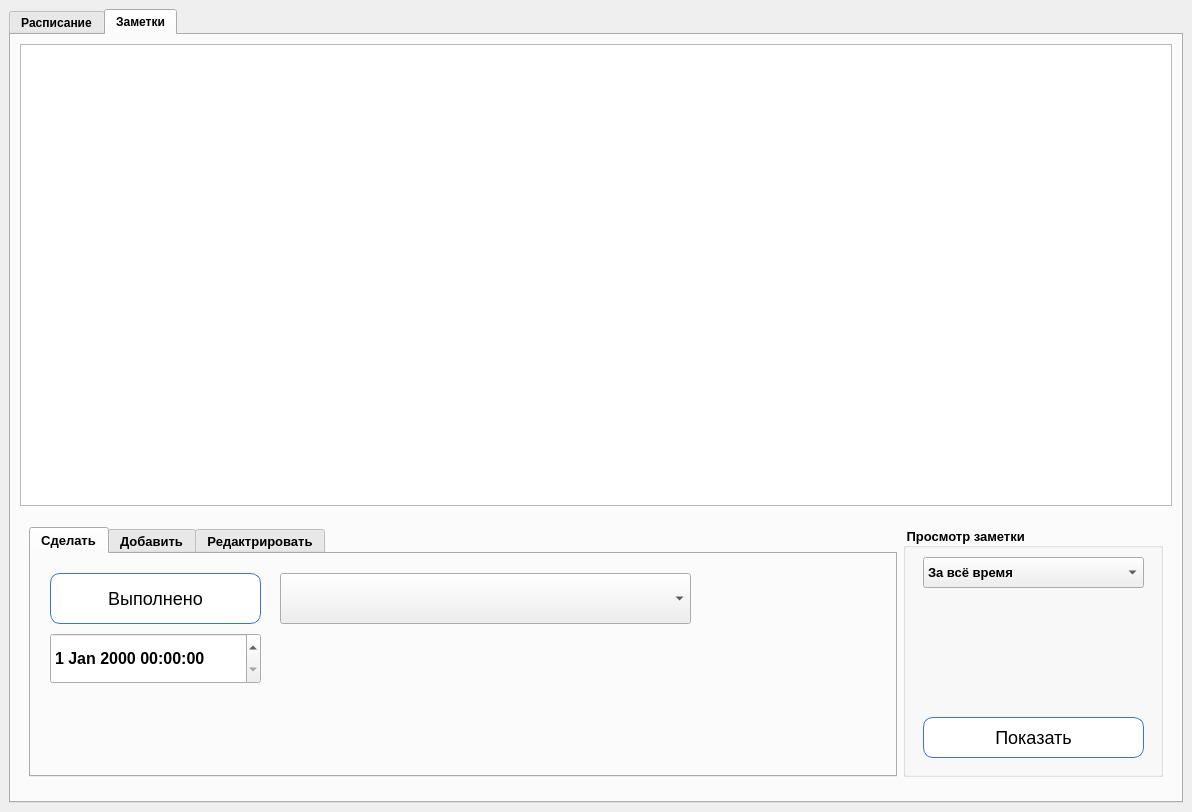
First picture: the form in rasp.ui, repository DeevEV/school_table, before the edit.
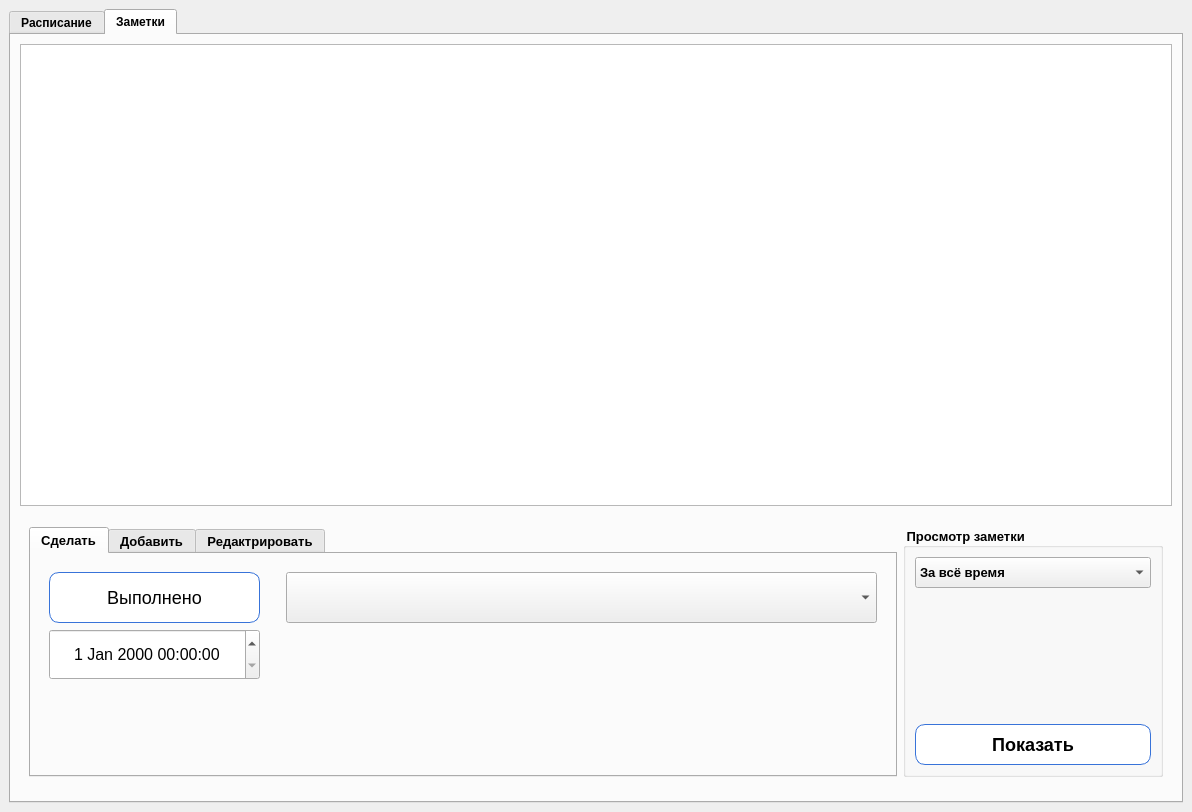
Second picture: the form after the edit. The open tabs and pages were chosen to show the change.

```diff
--- a/rasp.ui
+++ b/rasp.ui
@@ -1090,17 +1090,35 @@
               <attribute name="title">
                <string>Сделать</string>
               </attribute>
-              <layout class="QVBoxLayout" name="verticalLayout_3">
+              <layout class="QHBoxLayout" name="horizontalLayout_2">
                <item>
-                <widget class="QWidget" name="default1" native="true">
+                <widget class="QWidget" name="widget_2" native="true">
+                 <property name="minimumSize">
+                  <size>
+                   <width>231</width>
+                   <height>0</height>
+                  </size>
+                 </property>
+                 <property name="maximumSize">
+                  <size>
+                   <width>231</width>
+                   <height>16777215</height>
+                  </size>
+                 </property>
+                 <layout class="QVBoxLayout" name="verticalLayout_13">
+                  <item>
                  <widget class="QPushButton" name="complete">
-                  <property name="geometry">
-                   <rect>
-                    <x>10</x>
-                    <y>10</y>
+                    <property name="minimumSize">
+                     <size>
                     <width>211</width>
                     <height>51</height>
-                   </rect>
+                     </size>
+                    </property>
+                    <property name="maximumSize">
+                     <size>
+                      <width>211</width>
+                      <height>51</height>
+                     </size>
                   </property>
                   <property name="styleSheet">
                    <string notr="true">QPushButton {
@@ -1124,31 +1142,68 @@
                    <string>Выполнено</string>
                   </property>
                  </widget>
+                  </item>
+                  <item>
                  <widget class="QDateTimeEdit" name="date_1">
-                  <property name="geometry">
-                   <rect>
-                    <x>10</x>
-                    <y>70</y>
+                    <property name="minimumSize">
+                     <size>
                     <width>211</width>
                     <height>51</height>
-                   </rect>
+                     </size>
+                    </property>
+                    <property name="maximumSize">
+                     <size>
+                      <width>211</width>
+                      <height>51</height>
+                     </size>
                   </property>
                   <property name="font">
                    <font>
                     <pointsize>12</pointsize>
-                   </font>
-                  </property>
-                 </widget>
+                      <weight>50</weight>
+                      <bold>false</bold>
+                     </font>
+                    </property>
+                    <property name="layoutDirection">
+                     <enum>Qt::LeftToRight</enum>
+                    </property>
+                    <property name="alignment">
+                     <set>Qt::AlignCenter</set>
+                    </property>
+                    <property name="buttonSymbols">
+                     <enum>QAbstractSpinBox::UpDownArrows</enum>
+                    </property>
+                   </widget>
+                  </item>
+                  <item>
+                   <widget class="QWidget" name="fake4" native="true"/>
+                  </item>
+                 </layout>
+                </widget>
+               </item>
+               <item>
+                <widget class="QWidget" name="widget_4" native="true">
+                 <layout class="QVBoxLayout" name="verticalLayout_17">
+                  <item>
                  <widget class="QComboBox" name="choose">
-                  <property name="geometry">
-                   <rect>
-                    <x>240</x>
-                    <y>10</y>
-                    <width>411</width>
+                    <property name="minimumSize">
+                     <size>
+                      <width>0</width>
                     <height>51</height>
-                   </rect>
-                  </property>
-                 </widget>
+                     </size>
+                    </property>
+                    <property name="maximumSize">
+                     <size>
+                      <width>16777215</width>
+                      <height>51</height>
+                     </size>
+                    </property>
+                   </widget>
+                  </item>
+                  <item>
+                   <widget class="QWidget" name="fake6" native="true"/>
+                  </item>
+                 </layout>
                 </widget>
                </item>
               </layout>
@@ -1166,6 +1221,8 @@
                    <height>0</height>
                   </size>
                  </property>
+                 <layout class="QVBoxLayout" name="verticalLayout_3">
+                  <item>
                  <widget class="QPushButton" name="added">
                   <property name="geometry">
                    <rect>
@@ -1209,9 +1266,19 @@
                   <property name="font">
                    <font>
                     <pointsize>12</pointsize>
-                   </font>
-                  </property>
-                 </widget>
+                      <weight>50</weight>
+                      <bold>false</bold>
+                     </font>
+                    </property>
+                    <property name="alignment">
+                     <set>Qt::AlignCenter</set>
+                    </property>
+                   </widget>
+                  </item>
+                  <item>
+                   <widget class="QWidget" name="fake7" native="true"/>
+                  </item>
+                 </layout>
                 </widget>
                </item>
                <item>
@@ -1324,48 +1391,20 @@
              <property name="alignment">
               <set>Qt::AlignLeading|Qt::AlignLeft|Qt::AlignVCenter</set>
              </property>
-             <widget class="QWidget" name="default4" native="true">
-              <property name="geometry">
-               <rect>
-                <x>10</x>
-                <y>20</y>
-                <width>241</width>
-                <height>221</height>
-               </rect>
-              </property>
-              <property name="styleSheet">
-               <string notr="true">QPushButton {
-    padding:10px;
-    color: #fffff;
-    font-size: 18px;
-    border-radius: 10px;
-    border: 1px solid #3873d9;
-    background-color: white; }
-
-QPushButton:before {
-	content:'';
-	position: absolute;
-	top: 0;
-	left: 0;
-	width: 0;
-	height: 42px;
-	background: rgba(255,255,255,0.3);
-	border-radius: 5px;
-	transition: all 2s ease;
-}
-
-QPushButton:hover:before {
-	width: 100%;
-}</string>
-              </property>
+             <layout class="QVBoxLayout" name="verticalLayout_20">
+              <item>
               <widget class="QComboBox" name="choosedate">
-               <property name="geometry">
-                <rect>
-                 <x>10</x>
-                 <y>10</y>
-                 <width>221</width>
+                <property name="minimumSize">
+                 <size>
+                  <width>0</width>
                  <height>31</height>
-                </rect>
+                 </size>
+                </property>
+                <property name="maximumSize">
+                 <size>
+                  <width>16777215</width>
+                  <height>31</height>
+                 </size>
                </property>
                <property name="font">
                 <font>
@@ -1400,14 +1439,23 @@
                 </property>
                </item>
               </widget>
+              </item>
+              <item>
+               <widget class="QWidget" name="fake9" native="true"/>
+              </item>
+              <item>
               <widget class="QPushButton" name="showing">
-               <property name="geometry">
-                <rect>
-                 <x>10</x>
-                 <y>170</y>
-                 <width>221</width>
+                <property name="minimumSize">
+                 <size>
+                  <width>0</width>
                  <height>41</height>
-                </rect>
+                 </size>
+                </property>
+                <property name="maximumSize">
+                 <size>
+                  <width>16777215</width>
+                  <height>41</height>
+                 </size>
                </property>
                <property name="font">
                 <font>
@@ -1436,7 +1484,8 @@
                 <string>Показать</string>
                </property>
               </widget>
-             </widget>
+              </item>
+             </layout>
             </widget>
            </item>
           </layout>
```
Left out of the diff: 306 changed lines with no effect on the pictures. Lines whose indentation alone changed are shown as unchanged.
